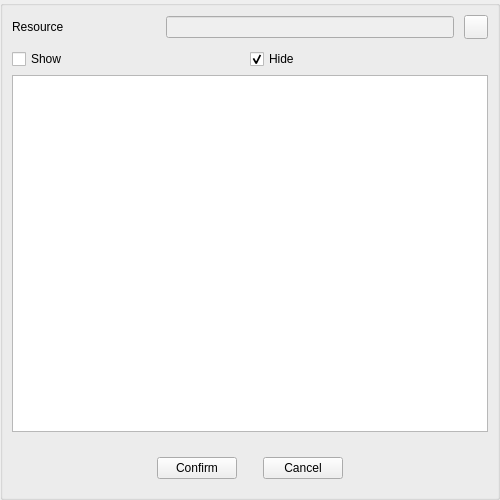
RemotelyChaotic/JOIPEngine, file src/Editor/Script/IconSnippetOverlay.ui: the form before one commit.
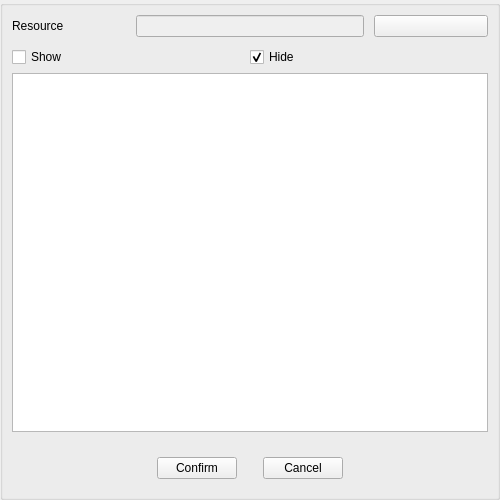
The form after the commit. Custom widgets are drawn as their Qt base class.

```diff
--- a/src/Editor/Script/IconSnippetOverlay.ui
+++ b/src/Editor/Script/IconSnippetOverlay.ui
@@ -124,18 +124,6 @@
          </item>
          <item row="0" column="3">
           <widget class="QPushButton" name="CloseButton">
-           <property name="minimumSize">
-            <size>
-             <width>24</width>
-             <height>24</height>
-            </size>
-           </property>
-           <property name="maximumSize">
-            <size>
-             <width>24</width>
-             <height>24</height>
-            </size>
-           </property>
            <property name="toolTip">
             <string>Clear media selection</string>
            </property>
```
